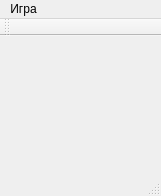
IlyaBoykoProgr/qt-cpp, file 2048/table.ui: the form before one commit.
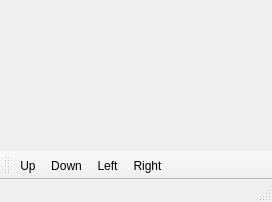
The form after the commit.

Patch:
```diff
--- a/2048/table.ui
+++ b/2048/table.ui
@@ -6,52 +6,62 @@
    <rect>
     <x>0</x>
     <y>0</y>
-    <width>161</width>
-    <height>196</height>
+    <width>272</width>
+    <height>202</height>
    </rect>
   </property>
   <property name="windowTitle">
    <string>table</string>
   </property>
   <widget class="QWidget" name="centralWidget">
-   <layout class="QVBoxLayout" name="verticalLayout">
-    <item>
-     <layout class="QGridLayout" name="gridLayout"/>
-    </item>
-   </layout>
-  </widget>
-  <widget class="QMenuBar" name="menuBar">
-   <property name="geometry">
-    <rect>
-     <x>0</x>
-     <y>0</y>
-     <width>161</width>
-     <height>28</height>
-    </rect>
-   </property>
-   <widget class="QMenu" name="menu">
-    <property name="title">
-     <string>Игра</string>
-    </property>
-    <addaction name="action"/>
-   </widget>
-   <addaction name="menu"/>
+   <layout class="QVBoxLayout" name="verticalLayout"/>
   </widget>
   <widget class="QToolBar" name="mainToolBar">
    <attribute name="toolBarArea">
-    <enum>TopToolBarArea</enum>
+    <enum>BottomToolBarArea</enum>
    </attribute>
    <attribute name="toolBarBreak">
     <bool>true</bool>
    </attribute>
+   <addaction name="Up"/>
+   <addaction name="Down"/>
+   <addaction name="Left"/>
+   <addaction name="Right"/>
   </widget>
   <widget class="QStatusBar" name="statusBar"/>
-  <action name="action">
+  <action name="Up">
    <property name="text">
-    <string>Выйти красиво</string>
+    <string>Up</string>
    </property>
    <property name="shortcut">
-    <string>Esc</string>
+    <string>Up</string>
+   </property>
+  </action>
+  <action name="Down">
+   <property name="enabled">
+    <bool>true</bool>
+   </property>
+   <property name="text">
+    <string>Down</string>
+   </property>
+   <property name="shortcut">
+    <string>Down</string>
+   </property>
+  </action>
+  <action name="Left">
+   <property name="text">
+    <string>Left</string>
+   </property>
+   <property name="shortcut">
+    <string>Left</string>
+   </property>
+  </action>
+  <action name="Right">
+   <property name="text">
+    <string>Right</string>
+   </property>
+   <property name="shortcut">
+    <string>Right</string>
    </property>
   </action>
  </widget>
```
